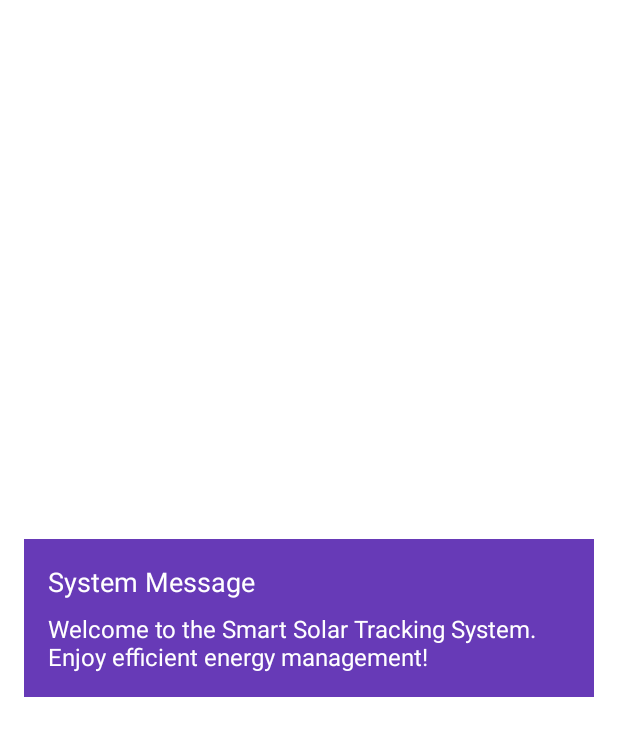
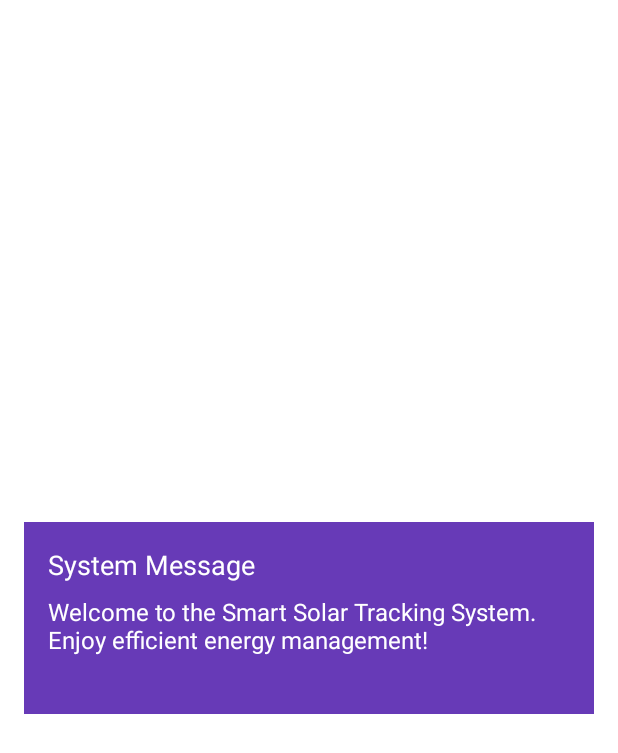
Before and after one commit to kaikamal/FYP, an Android app: the fragment GalleryFragment shown on its own in the app's theme, on a phone screen of 412 x 824 dp. Shown: the top 753 px of the screen. Run offline under Robolectric (Android 15) with nearby library versions, the phone set to English and light mode, and no system bars.

Commit message:
project commit

```diff
--- a/app/src/main/res/layout/fragment_gallery.xml
+++ b/app/src/main/res/layout/fragment_gallery.xml
@@ -15,29 +15,29 @@
 
     <!-- Sample Notification Item Layout -->
     <LinearLayout
-        android:layout_width="match_parent"
-        android:layout_height="wrap_content"
+        android:layout_width="wrap_content"
+        android:layout_height="128dp"
+        android:layout_centerInParent="true"
+        android:background="@color/purple"
         android:orientation="vertical"
-        android:padding="16dp"
-        android:background="@color/purple"
-        android:layout_centerInParent="true">
+        android:padding="16dp">
 
         <TextView
             android:id="@+id/textViewNotificationTitle"
             android:layout_width="wrap_content"
             android:layout_height="wrap_content"
             android:text="System Message"
-        android:textSize="18sp"
-        android:textColor="#FFFFFF"/>
+            android:textColor="#FFFFFF"
+            android:textSize="18sp" />
 
         <TextView
             android:id="@+id/textViewNotificationContent"
             android:layout_width="wrap_content"
             android:layout_height="wrap_content"
+            android:layout_marginTop="8dp"
             android:text="Welcome to the Smart Solar Tracking System. Enjoy efficient energy management!"
-        android:textSize="16sp"
             android:textColor="#FFFFFF"
-        android:layout_marginTop="8dp"/>
+            android:textSize="16sp" />
 
     </LinearLayout>
 
```
Lines whose indentation alone changed are shown as unchanged.
